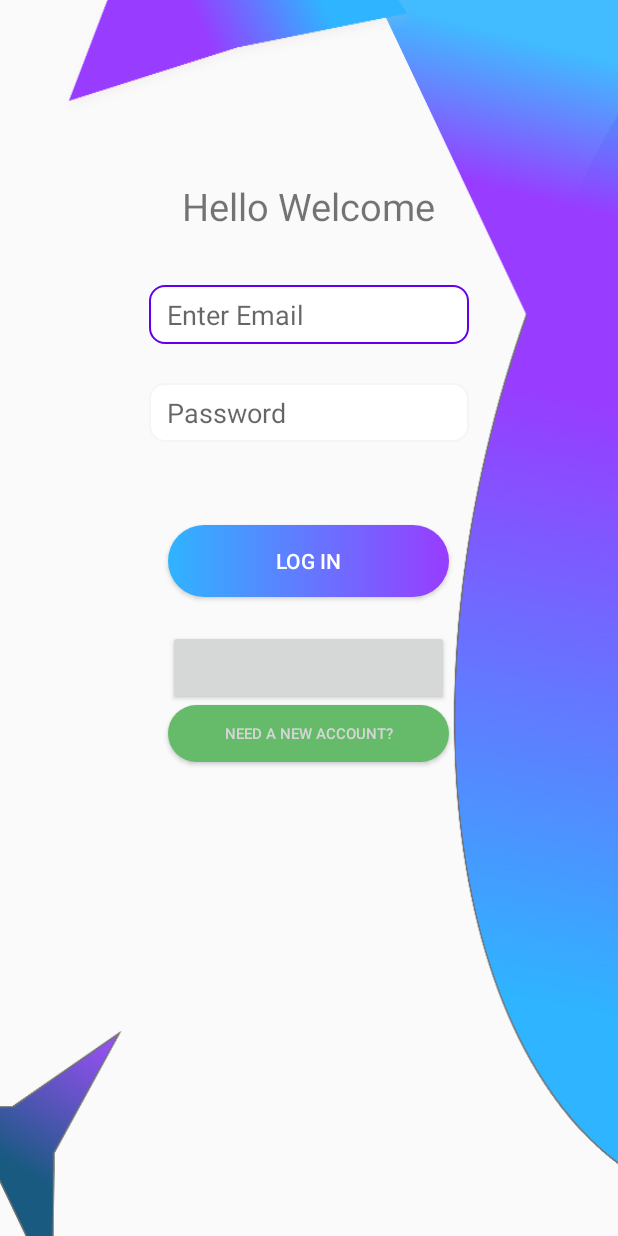
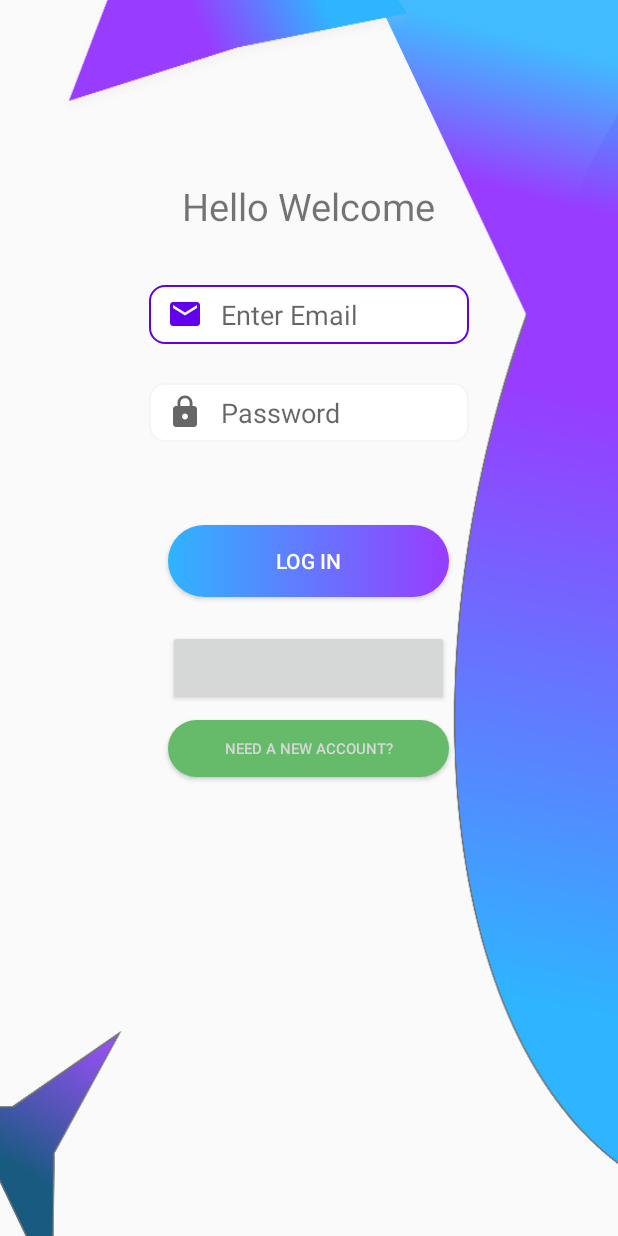
Before and after one commit to UdeeshaBandara/COVID, an Android app: the screen it shows after launch (Login), on a phone screen of 412 x 824 dp. Run offline under Robolectric (Android 15) with nearby library versions, the phone set to English and light mode, and no system bars; our stand-ins replace Firebase (no records; nobody signed in at launch, a user with empty details on screens opened directly), Volley; libraries missing offline, so code that uses them is left out: cn.pedant, com.facebook, com.facebook.login, com.github.mikephil.charting; plain views replace LoginButton; network calls fail; 16 statements that could not run were skipped.

```diff
--- /dev/null
+++ b/app/src/main/res/drawable/custom_email_icon.xml
@@ -0,0 +1,8 @@
+<?xml version="1.0" encoding="utf-8"?>
+<selector xmlns:android="http://schemas.android.com/apk/res/android">
+
+    <item android:state_focused="true"
+        android:drawable="@drawable/ic_baseline_email_focuses"/>
+    <item android:state_focused="false"
+        android:drawable="@drawable/ic_baseline_email_24"/>
+</selector>
--- /dev/null
+++ b/app/src/main/res/drawable/custom_lock_icon.xml
@@ -0,0 +1,7 @@
+<?xml version="1.0" encoding="utf-8"?>
+<selector xmlns:android="http://schemas.android.com/apk/res/android">
+    <item android:state_focused="true"
+        android:drawable="@drawable/ic_baseline_lock_focuses"/>
+    <item android:state_focused="false"
+        android:drawable="@drawable/ic_baseline_lock_24"/>
+</selector>
--- /dev/null
+++ b/app/src/main/res/drawable/ic_baseline_email_24.xml
@@ -0,0 +1,10 @@
+<vector xmlns:android="http://schemas.android.com/apk/res/android"
+    android:width="24dp"
+    android:height="24dp"
+    android:viewportWidth="24"
+    android:viewportHeight="24"
+    android:tint="?attr/colorControlNormal">
+  <path
+      android:fillColor="@android:color/darker_gray"
+      android:pathData="M20,4L4,4c-1.1,0 -1.99,0.9 -1.99,2L2,18c0,1.1 0.9,2 2,2h16c1.1,0 2,-0.9 2,-2L22,6c0,-1.1 -0.9,-2 -2,-2zM20,8l-8,5 -8,-5L4,6l8,5 8,-5v2z"/>
+</vector>
--- /dev/null
+++ b/app/src/main/res/drawable/ic_baseline_email_focuses.xml
@@ -0,0 +1,10 @@
+<vector xmlns:android="http://schemas.android.com/apk/res/android"
+    android:width="24dp"
+    android:height="24dp"
+    android:viewportWidth="24"
+    android:viewportHeight="24"
+  >
+  <path
+      android:fillColor="@color/colorPrimary"
+      android:pathData="M20,4L4,4c-1.1,0 -1.99,0.9 -1.99,2L2,18c0,1.1 0.9,2 2,2h16c1.1,0 2,-0.9 2,-2L22,6c0,-1.1 -0.9,-2 -2,-2zM20,8l-8,5 -8,-5L4,6l8,5 8,-5v2z"/>
+</vector>
--- /dev/null
+++ b/app/src/main/res/drawable/ic_baseline_lock_24.xml
@@ -0,0 +1,10 @@
+<vector xmlns:android="http://schemas.android.com/apk/res/android"
+    android:width="24dp"
+    android:height="24dp"
+    android:viewportWidth="24"
+    android:viewportHeight="24"
+    android:tint="?attr/colorControlNormal">
+  <path
+      android:fillColor="@android:color/darker_gray"
+      android:pathData="M18,8h-1L17,6c0,-2.76 -2.24,-5 -5,-5S7,3.24 7,6v2L6,8c-1.1,0 -2,0.9 -2,2v10c0,1.1 0.9,2 2,2h12c1.1,0 2,-0.9 2,-2L20,10c0,-1.1 -0.9,-2 -2,-2zM12,17c-1.1,0 -2,-0.9 -2,-2s0.9,-2 2,-2 2,0.9 2,2 -0.9,2 -2,2zM15.1,8L8.9,8L8.9,6c0,-1.71 1.39,-3.1 3.1,-3.1 1.71,0 3.1,1.39 3.1,3.1v2z"/>
+</vector>
--- /dev/null
+++ b/app/src/main/res/drawable/ic_baseline_lock_focuses.xml
@@ -0,0 +1,10 @@
+<vector xmlns:android="http://schemas.android.com/apk/res/android"
+    android:width="24dp"
+    android:height="24dp"
+    android:viewportWidth="24"
+    android:viewportHeight="24"
+ >
+  <path
+      android:fillColor="@color/colorPrimary"
+      android:pathData="M18,8h-1L17,6c0,-2.76 -2.24,-5 -5,-5S7,3.24 7,6v2L6,8c-1.1,0 -2,0.9 -2,2v10c0,1.1 0.9,2 2,2h12c1.1,0 2,-0.9 2,-2L20,10c0,-1.1 -0.9,-2 -2,-2zM12,17c-1.1,0 -2,-0.9 -2,-2s0.9,-2 2,-2 2,0.9 2,2 -0.9,2 -2,2zM15.1,8L8.9,8L8.9,6c0,-1.71 1.39,-3.1 3.1,-3.1 1.71,0 3.1,1.39 3.1,3.1v2z"/>
+</vector>
--- a/app/src/main/res/layout/activity_login.xml
+++ b/app/src/main/res/layout/activity_login.xml
@@ -24,7 +24,7 @@
         android:layout_width="187dp"
         android:layout_height="38dp"
         android:layout_centerHorizontal="true"
-        android:layout_marginTop="470dp"
+        android:layout_marginTop="480dp"
         android:background="@drawable/background_ok"
         android:text="@string/need_a_new_account"
         android:textColor="@color/sweet_dialog_bg_color_dark"
@@ -40,10 +40,13 @@
         android:layout_centerHorizontal="true"
         android:layout_marginTop="190dp"
         android:ems="10"
+        android:drawablePadding="12dp"
         android:background="@drawable/custom_input"
         android:hint="Enter Email"
         android:inputType="textPersonName"
-        app:layout_constraintTop_toBottomOf="@+id/textView7" />
+        app:layout_constraintTop_toBottomOf="@+id/textView7"
+        android:drawableStart="@drawable/custom_email_icon"
+        android:drawableLeft="@drawable/custom_email_icon" />
 
     <EditText
 
@@ -52,14 +55,17 @@
         android:layout_height="39dp"
         android:paddingStart="12dp"
         android:paddingEnd="12dp"
+        android:drawablePadding="12dp"
         android:layout_centerHorizontal="true"
         android:layout_marginTop="255dp"
         android:ems="10"
+        android:drawableStart="@drawable/custom_lock_icon"
         android:background="@drawable/custom_input"
         android:hint="Password"
         android:inputType="textPassword"
 
-        app:layout_constraintTop_toBottomOf="@+id/txt_email" />
+        app:layout_constraintTop_toBottomOf="@+id/txt_email"
+        android:drawableLeft="@drawable/custom_lock_icon" />
 
     <Button
         android:paddingStart="12dp"
--- a/app/src/main/res/menu/drawer_menu.xml
+++ b/app/src/main/res/menu/drawer_menu.xml
@@ -14,7 +14,7 @@
         <item
             android:id="@+id/nav_map"
             android:icon="@drawable/ic_directions_black_24dp"
-            android:title="Navigate to the nearest Hospital" />
+            android:title="Navigate to the Nearest Hospital" />
         <item
             android:id="@+id/nav_chat"
             android:icon="@drawable/ic_email"
--- a/app/src/main/res/mipmap-anydpi-v26/ic_launcher.xml
+++ /dev/null
@@ -1,5 +0,0 @@
-<?xml version="1.0" encoding="utf-8"?>
-<adaptive-icon xmlns:android="http://schemas.android.com/apk/res/android">
-    <background android:drawable="@drawable/ic_launcher_background" />
-    <foreground android:drawable="@drawable/ic_launcher_foreground" />
-</adaptive-icon>
--- a/app/src/main/res/mipmap-anydpi-v26/ic_launcher_round.xml
+++ b/app/src/main/res/mipmap-anydpi-v26/ic_launcher_round.xml
@@ -1,5 +1,4 @@
 <?xml version="1.0" encoding="utf-8"?>
 <adaptive-icon xmlns:android="http://schemas.android.com/apk/res/android">
-    <background android:drawable="@drawable/ic_launcher_background" />
-    <foreground android:drawable="@drawable/ic_launcher_foreground" />
+    <foreground android:drawable="@mipmap/ic_launcher"/>
 </adaptive-icon>
```
Also changed, not shown: app/src/main/java/com/MAD/healthapp/NavHospitals.java (+39 -28 lines), app/src/main/res/layout/activity_nav_hospitals.xml (+9 -3 lines), app/src/main/res/layout/activity_settings.xml (+22 -16 lines), app/src/main/res/layout/covid_stats.xml (+5 -2 lines), app/src/main/res/mipmap-hdpi/ic_welcome_icon.png (added), app/src/main/res/mipmap-mdpi/ic_welcome_icon.png (added), app/src/main/res/mipmap-xhdpi/ic_welcome_icon.png (added), app/src/main/res/mipmap-xxhdpi/ic_welcome_icon.png (added), app/src/main/res/mipmap-xxxhdpi/ic_welcome_icon.png (added).
